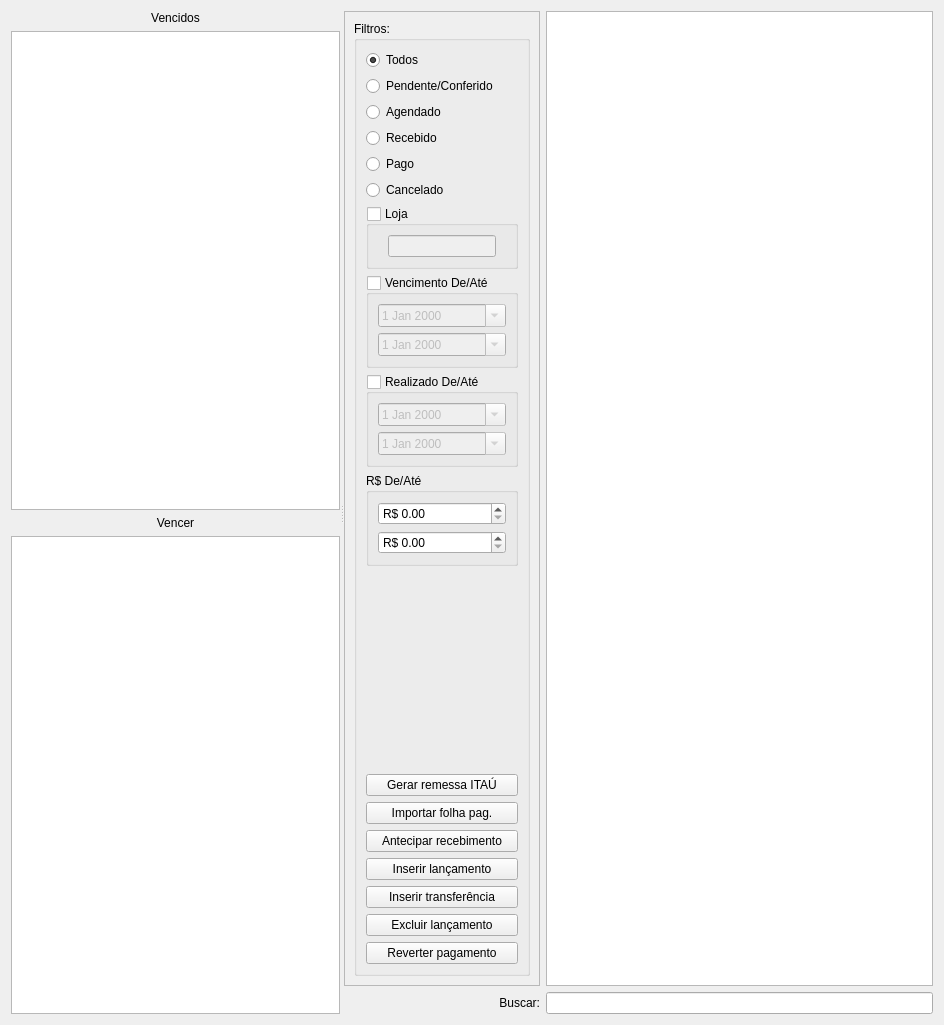
Above: ui/widgetfinanceirocontas.ui from darktorres/ERP-STACCATO before the change. Below: the same form after it.
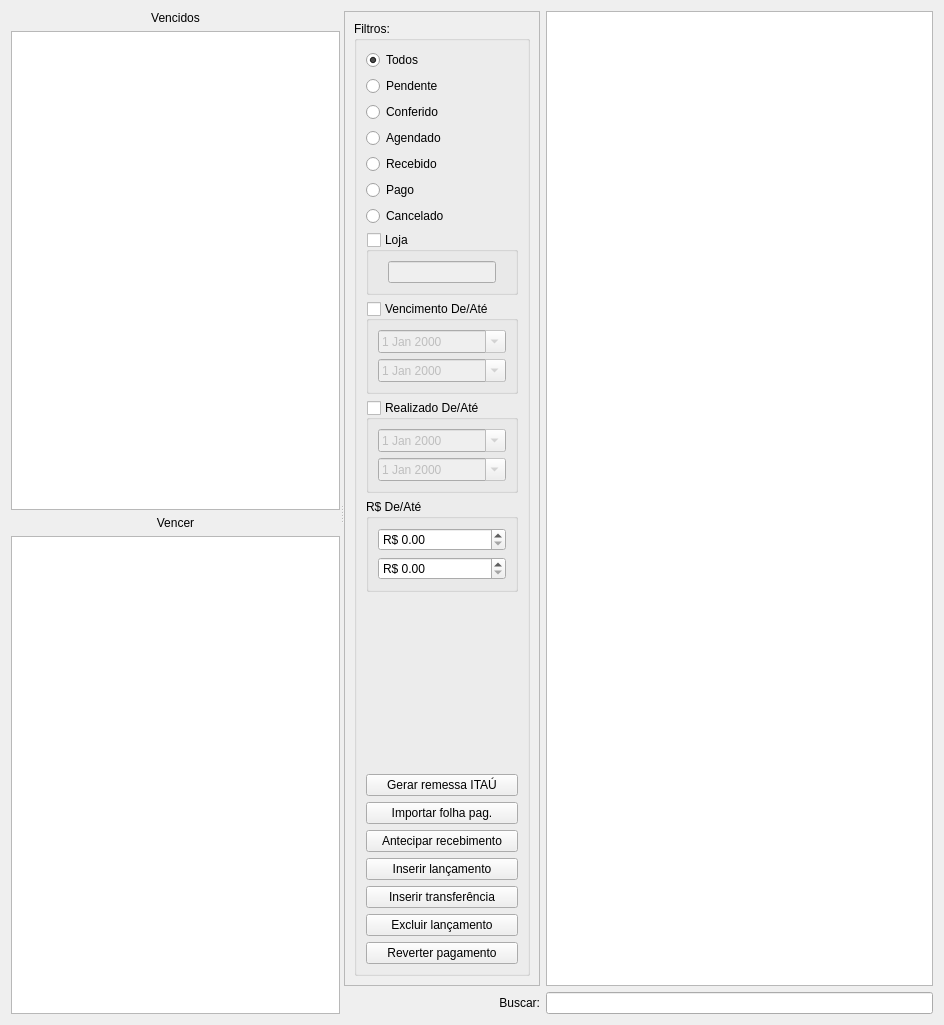
That is the form after the change. Custom widgets are drawn as their Qt base class.

Commit message: Separar o filtro pendente/conferido em 2

What changed in the file:
```diff
--- a/ui/widgetfinanceirocontas.ui
+++ b/ui/widgetfinanceirocontas.ui
@@ -113,8 +113,8 @@
            <rect>
             <x>0</x>
             <y>0</y>
-            <width>224</width>
-            <height>958</height>
+            <width>183</width>
+            <height>975</height>
            </rect>
           </property>
           <layout class="QGridLayout" name="gridLayout_7">
@@ -127,7 +127,88 @@
               <string>Filtros:</string>
              </property>
              <layout class="QGridLayout" name="gridLayout_12">
-              <item row="12" column="0">
+              <item row="16" column="0">
+               <widget class="QPushButton" name="pushButtonAdiantarRecebimento">
+                <property name="enabled">
+                 <bool>true</bool>
+                </property>
+                <property name="text">
+                 <string>Antecipar recebimento</string>
+                </property>
+               </widget>
+              </item>
+              <item row="17" column="0">
+               <widget class="QPushButton" name="pushButtonInserirLancamento">
+                <property name="enabled">
+                 <bool>true</bool>
+                </property>
+                <property name="text">
+                 <string>Inserir lançamento</string>
+                </property>
+               </widget>
+              </item>
+              <item row="10" column="0">
+               <widget class="QGroupBox" name="groupBoxRealizado">
+                <property name="enabled">
+                 <bool>true</bool>
+                </property>
+                <property name="title">
+                 <string>Realizado De/Até</string>
+                </property>
+                <property name="checkable">
+                 <bool>true</bool>
+                </property>
+                <property name="checked">
+                 <bool>false</bool>
+                </property>
+                <layout class="QGridLayout" name="gridLayout_8">
+                 <item row="1" column="0">
+                  <widget class="QDateEdit" name="dateEditRealizadoDe">
+                   <property name="enabled">
+                    <bool>false</bool>
+                   </property>
+                   <property name="calendarPopup">
+                    <bool>true</bool>
+                   </property>
+                  </widget>
+                 </item>
+                 <item row="2" column="0">
+                  <widget class="QDateEdit" name="dateEditRealizadoAte">
+                   <property name="enabled">
+                    <bool>false</bool>
+                   </property>
+                   <property name="calendarPopup">
+                    <bool>true</bool>
+                   </property>
+                  </widget>
+                 </item>
+                </layout>
+               </widget>
+              </item>
+              <item row="0" column="0">
+               <widget class="QRadioButton" name="radioButtonTodos">
+                <property name="enabled">
+                 <bool>true</bool>
+                </property>
+                <property name="text">
+                 <string>Todos</string>
+                </property>
+                <property name="checked">
+                 <bool>true</bool>
+                </property>
+               </widget>
+              </item>
+              <item row="15" column="0">
+               <widget class="QPushButton" name="pushButtonImportarFolhaPag">
+                <property name="enabled">
+                 <bool>true</bool>
+                </property>
+                <property name="text">
+                 <string>Importar folha pag.</string>
+                </property>
+               </widget>
+              </item>
+              <item row="13" column="0">
                <spacer name="verticalSpacer_5">
                 <property name="orientation">
                  <enum>Qt::Vertical</enum>
@@ -140,24 +221,27 @@
                 </property>
                </spacer>
               </item>
-              <item row="13" column="0">
-               <widget class="QPushButton" name="pushButtonRemessaItau">
+              <item row="5" column="0">
+               <widget class="QRadioButton" name="radioButtonPago">
+                <property name="enabled">
+                 <bool>true</bool>
+                </property>
                 <property name="text">
-                 <string>Gerar remessa ITAÚ</string>
+                 <string>Pago</string>
                 </property>
                </widget>
               </item>
-              <item row="16" column="0">
-               <widget class="QPushButton" name="pushButtonInserirLancamento">
+              <item row="4" column="0">
+               <widget class="QRadioButton" name="radioButtonRecebido">
                 <property name="enabled">
                  <bool>true</bool>
                 </property>
                 <property name="text">
-                 <string>Inserir lançamento</string>
+                 <string>Recebido</string>
                 </property>
                </widget>
               </item>
-              <item row="7" column="0">
+              <item row="8" column="0">
                <widget class="QGroupBox" name="groupBoxLojas">
                 <property name="enabled">
                  <bool>true</bool>
@@ -185,17 +269,52 @@
                 </layout>
                </widget>
               </item>
-              <item row="18" column="0">
-               <widget class="QPushButton" name="pushButtonExcluirLancamento">
+              <item row="1" column="0">
+               <widget class="QRadioButton" name="radioButtonPendente">
                 <property name="enabled">
                  <bool>true</bool>
                 </property>
                 <property name="text">
-                 <string>Excluir lançamento</string>
+                 <string>Pendente</string>
                 </property>
                </widget>
               </item>
-              <item row="8" column="0">
+              <item row="11" column="0">
+               <widget class="QGroupBox" name="groupBox">
+                <property name="title">
+                 <string>R$ De/Até</string>
+                </property>
+                <layout class="QGridLayout" name="gridLayout_5">
+                 <item row="0" column="0">
+                  <widget class="QDoubleSpinBox" name="doubleSpinBoxDe">
+                   <property name="showGroupSeparator" stdset="0">
+                    <bool>true</bool>
+                   </property>
+                   <property name="prefix">
+                    <string>R$ </string>
+                   </property>
+                   <property name="maximum">
+                    <double>99999.990000000005239</double>
+                   </property>
+                  </widget>
+                 </item>
+                 <item row="1" column="0">
+                  <widget class="QDoubleSpinBox" name="doubleSpinBoxAte">
+                   <property name="showGroupSeparator" stdset="0">
+                    <bool>true</bool>
+                   </property>
+                   <property name="prefix">
+                    <string>R$ </string>
+                   </property>
+                   <property name="maximum">
+                    <double>99999.990000000005239</double>
+                   </property>
+                  </widget>
+                 </item>
+                </layout>
+               </widget>
+              </item>
+              <item row="9" column="0">
                <widget class="QGroupBox" name="groupBoxVencimento">
                 <property name="enabled">
                  <bool>true</bool>
@@ -233,27 +352,7 @@
                 </layout>
                </widget>
               </item>
-              <item row="17" column="0">
-               <widget class="QPushButton" name="pushButtonInserirTransferencia">
-                <property name="enabled">
-                 <bool>true</bool>
-                </property>
-                <property name="text">
-                 <string>Inserir transferência</string>
-                </property>
-               </widget>
-              </item>
-              <item row="14" column="0">
-               <widget class="QPushButton" name="pushButtonImportarFolhaPag">
-                <property name="enabled">
-                 <bool>true</bool>
-                </property>
-                <property name="text">
-                 <string>Importar folha pag.</string>
-                </property>
-               </widget>
-              </item>
-              <item row="5" column="0">
+              <item row="6" column="0">
                <widget class="QRadioButton" name="radioButtonCancelado">
                 <property name="enabled">
                  <bool>true</bool>
@@ -263,75 +362,27 @@
                 </property>
                </widget>
               </item>
-              <item row="10" column="0">
-               <widget class="QGroupBox" name="groupBox">
-                <property name="title">
-                 <string>R$ De/Até</string>
-                </property>
-                <layout class="QGridLayout" name="gridLayout_5">
-                 <item row="0" column="0">
-                  <widget class="QDoubleSpinBox" name="doubleSpinBoxDe">
-                   <property name="showGroupSeparator" stdset="0">
-                    <bool>true</bool>
-                   </property>
-                   <property name="prefix">
-                    <string>R$ </string>
-                   </property>
-                   <property name="maximum">
-                    <double>99999.990000000005239</double>
-                   </property>
-                  </widget>
-                 </item>
-                 <item row="1" column="0">
-                  <widget class="QDoubleSpinBox" name="doubleSpinBoxAte">
-                   <property name="showGroupSeparator" stdset="0">
-                    <bool>true</bool>
-                   </property>
-                   <property name="prefix">
-                    <string>R$ </string>
-                   </property>
-                   <property name="maximum">
-                    <double>99999.990000000005239</double>
-                   </property>
-                  </widget>
-                 </item>
-                </layout>
-               </widget>
-              </item>
-              <item row="1" column="0">
-               <widget class="QRadioButton" name="radioButtonPendente">
+              <item row="18" column="0">
+               <widget class="QPushButton" name="pushButtonInserirTransferencia">
                 <property name="enabled">
                  <bool>true</bool>
                 </property>
                 <property name="text">
-                 <string>Pendente/Conferido</string>
-                </property>
-               </widget>
-              </item>
-              <item row="0" column="0">
-               <widget class="QRadioButton" name="radioButtonTodos">
-                <property name="enabled">
-                 <bool>true</bool>
-                </property>
-                <property name="text">
-                 <string>Todos</string>
-                </property>
-                <property name="checked">
-                 <bool>true</bool>
+                 <string>Inserir transferência</string>
                 </property>
                </widget>
               </item>
               <item row="3" column="0">
-               <widget class="QRadioButton" name="radioButtonRecebido">
+               <widget class="QRadioButton" name="radioButtonAgendado">
                 <property name="enabled">
                  <bool>true</bool>
                 </property>
                 <property name="text">
-                 <string>Recebido</string>
+                 <string>Agendado</string>
                 </property>
                </widget>
               </item>
-              <item row="19" column="0">
+              <item row="20" column="0">
                <widget class="QPushButton" name="pushButtonReverterPagamento">
                 <property name="enabled">
                  <bool>true</bool>
@@ -341,74 +392,33 @@
                 </property>
                </widget>
               </item>
-              <item row="15" column="0">
-               <widget class="QPushButton" name="pushButtonAdiantarRecebimento">
-                <property name="enabled">
-                 <bool>true</bool>
-                </property>
+              <item row="14" column="0">
+               <widget class="QPushButton" name="pushButtonRemessaItau">
                 <property name="text">
-                 <string>Antecipar recebimento</string>
+                 <string>Gerar remessa ITAÚ</string>
                 </property>
                </widget>
               </item>
-              <item row="4" column="0">
-               <widget class="QRadioButton" name="radioButtonPago">
+              <item row="19" column="0">
+               <widget class="QPushButton" name="pushButtonExcluirLancamento">
                 <property name="enabled">
                  <bool>true</bool>
                 </property>
                 <property name="text">
-                 <string>Pago</string>
+                 <string>Excluir lançamento</string>
                 </property>
                </widget>
               </item>
               <item row="2" column="0">
-               <widget class="QRadioButton" name="radioButtonAgendado">
+               <widget class="QRadioButton" name="radioButtonConferido">
                 <property name="enabled">
                  <bool>true</bool>
                 </property>
                 <property name="text">
-                 <string>Agendado</string>
+                 <string>Conferido</string>
                 </property>
                </widget>
               </item>
-              <item row="9" column="0">
-               <widget class="QGroupBox" name="groupBoxRealizado">
-                <property name="enabled">
-                 <bool>true</bool>
-                </property>
-                <property name="title">
-                 <string>Realizado De/Até</string>
-                </property>
-                <property name="checkable">
-                 <bool>true</bool>
-                </property>
-                <property name="checked">
-                 <bool>false</bool>
-                </property>
-                <layout class="QGridLayout" name="gridLayout_8">
-                 <item row="1" column="0">
-                  <widget class="QDateEdit" name="dateEditRealizadoDe">
-                   <property name="enabled">
-                    <bool>false</bool>
-                   </property>
-                   <property name="calendarPopup">
-                    <bool>true</bool>
-                   </property>
-                  </widget>
-                 </item>
-                 <item row="2" column="0">
-                  <widget class="QDateEdit" name="dateEditRealizadoAte">
-                   <property name="enabled">
-                    <bool>false</bool>
-                   </property>
-                   <property name="calendarPopup">
-                    <bool>true</bool>
-                   </property>
-                  </widget>
-                 </item>
-                </layout>
-               </widget>
-              </item>
              </layout>
             </widget>
            </item>
@@ -445,16 +455,16 @@
   </layout>
  </widget>
  <customwidgets>
-  <customwidget>
-   <class>TableView</class>
-   <extends>QTableView</extends>
-   <header>src/tableview.h</header>
-  </customwidget>
   <customwidget>
    <class>ItemBox</class>
    <extends>QLineEdit</extends>
    <header>src/itembox.h</header>
   </customwidget>
+  <customwidget>
+   <class>TableView</class>
+   <extends>QTableView</extends>
+   <header>src/tableview.h</header>
+  </customwidget>
  </customwidgets>
  <tabstops>
   <tabstop>tableVencidos</tabstop>
```
The commit also changes 1 other file.
